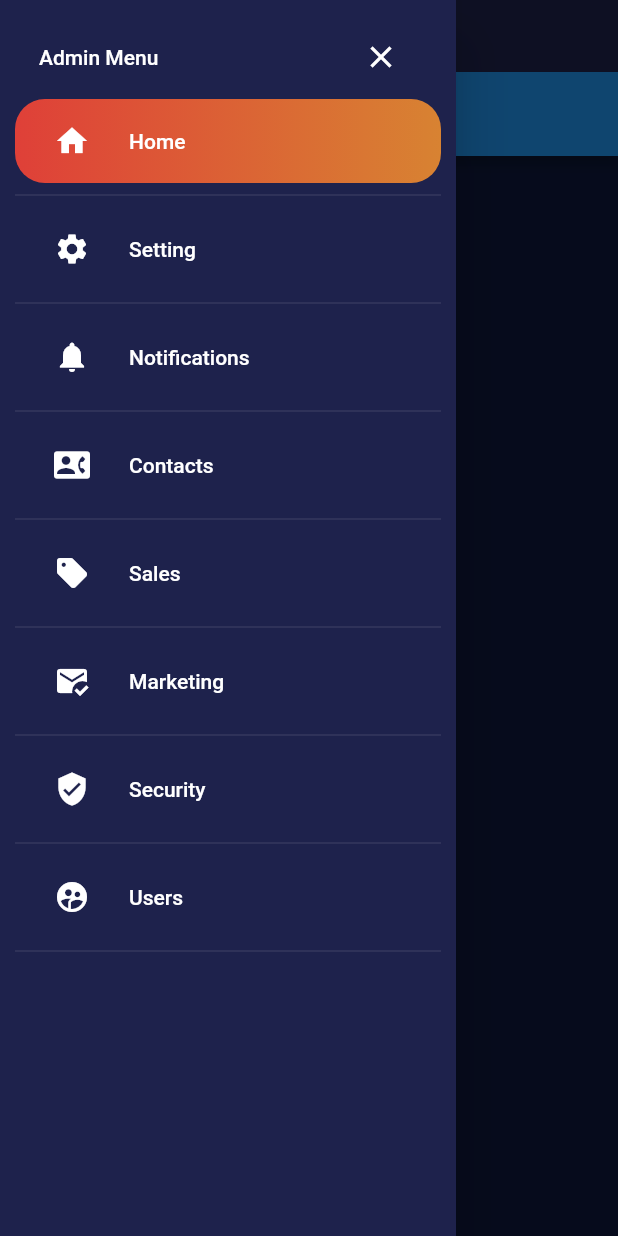
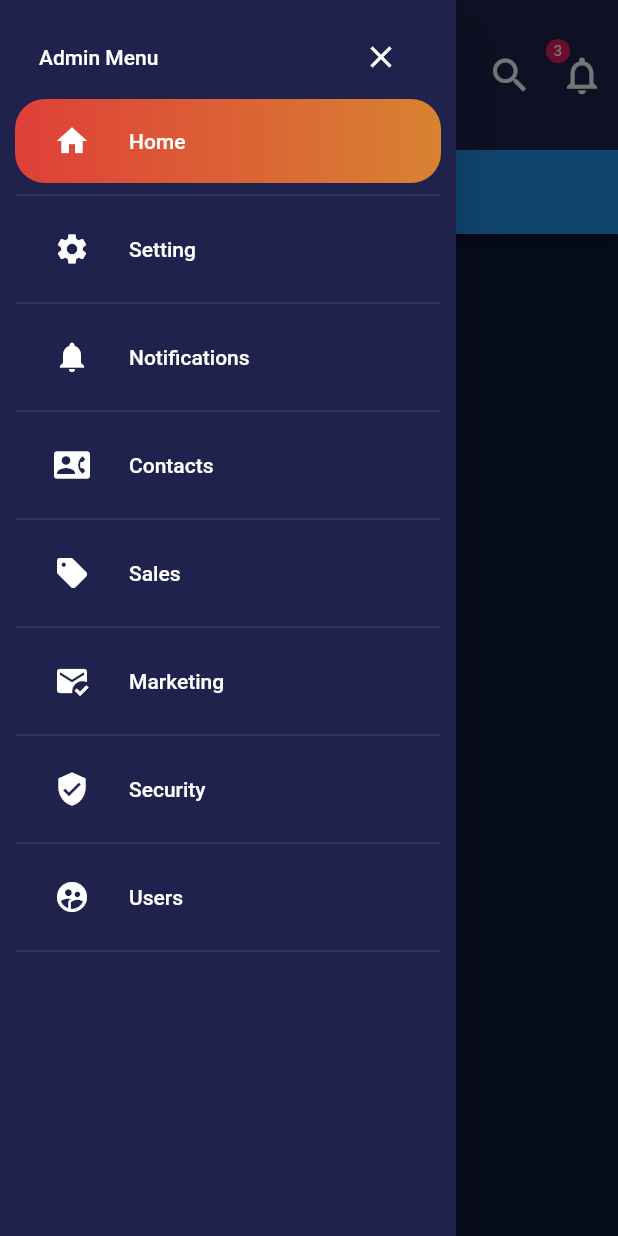
Before and after one commit to shahbajjamil/adminpanelnew, a Flutter app: the screen it shows after launch, with the side drawer open, on a phone screen of 412 x 824 dp. Run offline on Flutter 3.47's test engine with Material 2 defaults, Android fonts, the phone set to English and light mode, and no system bars; missing offline and left inert: dart:html.

Commit message:
app bar notification

```diff
--- a/lib/app_bar/app_bar_widget.dart
+++ b/lib/app_bar/app_bar_widget.dart
@@ -55,6 +55,7 @@ class _AppBarWidgetState extends State<AppBarWidget> {
             const SizedBox(
               width: Constants.kPadding,
             ),
+            Spacer(),
             if (ResponsiveLayout.isComputer(context))
               ...List.generate(
                 _buttonNames.length,
@@ -78,11 +79,80 @@ class _AppBarWidgetState extends State<AppBarWidget> {
                                 : Colors.white70,
                           ),
                         ),
+                        Container(
+                          margin: const EdgeInsets.all(Constants.kPadding / 2),
+                          width: 60,
+                          height: 2,
+                          decoration: BoxDecoration(
+                              gradient: _currentSelectedButton == index
+                                  ? const LinearGradient(
+                                      colors: [
+                                        Constants.redDark,
+                                        Constants.orangeDark,
+                                      ],
+                                    )
+                                  : null),
+                        )
                       ],
                     ),
                   ),
                 ),
+              )
+            else
+              Padding(
+                padding: const EdgeInsets.all(Constants.kPadding * 2),
+                child: Column(
+                  mainAxisAlignment: MainAxisAlignment.center,
+                  crossAxisAlignment: CrossAxisAlignment.center,
+                  children: [
+                    Text(
+                      _buttonNames[_currentSelectedButton],
+                      style: const TextStyle(color: Colors.white),
+                    ),
+                    Container(
+                      margin: const EdgeInsets.all(Constants.kPadding / 2),
+                      width: 60,
+                      height: 2,
+                      decoration: const BoxDecoration(
+                          gradient: LinearGradient(
+                        colors: [
+                          Constants.redDark,
+                          Constants.orangeDark,
+                        ],
+                      )),
+                    ),
+                  ],
+                ),
               ),
+            Spacer(),
+            IconButton(
+              color: Colors.white,
+              iconSize: 30,
+              onPressed: () {},
+              icon: const Icon(Icons.search),
+            ),
+            Stack(
+              children: [
+                IconButton(
+                  color: Colors.white,
+                  iconSize: 30,
+                  onPressed: () {},
+                  icon: const Icon(Icons.notifications_none_outlined),
+                ),
+                const Positioned(
+                  child: CircleAvatar(
+                      backgroundColor: Colors.pink,
+                      radius: 8,
+                      child: Text(
+                        "3",
+                        style: TextStyle(
+                          fontSize: 10,
+                          color: Colors.white,
+                        ),
+                      )),
+                ),
+              ],
+            ),
           ],
         ));
   }
```
